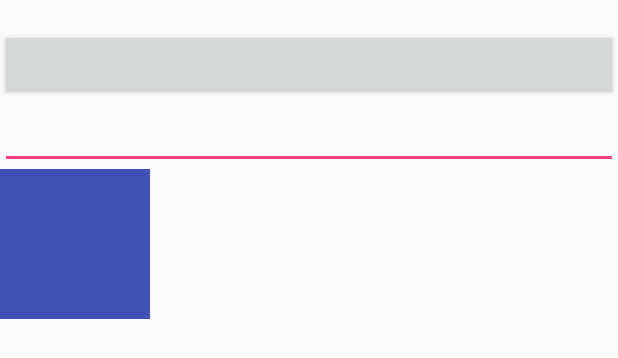
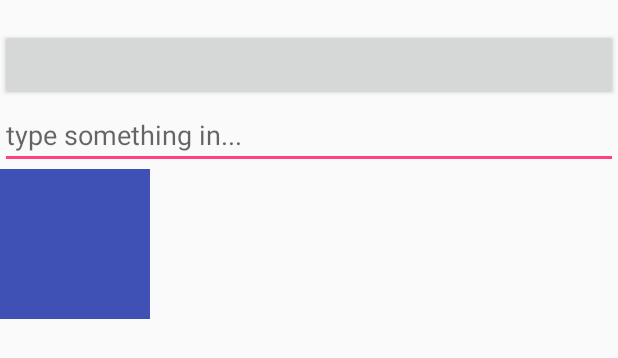
Before and after one commit to logerjoger/mvvm, an Android app: the layout activity_main.xml on its own in the app's theme, with its tools: preview values and no code run, on a phone screen of 412 x 824 dp. Shown: the top 358 px of the screen. Run offline under Robolectric (Android 15) with nearby library versions, the phone set to English and light mode, and no system bars.

```diff
--- a/app/src/main/java/com/example/swolfram/mymvvm/MainViewModel.java
+++ b/app/src/main/java/com/example/swolfram/mymvvm/MainViewModel.java
@@ -13,6 +13,7 @@ import android.widget.TextView;
 public class MainViewModel {
 
     public ObservableField<String> text = new ObservableField<>();
+    public String url = "http://www.google.de";
 
     public boolean isAdult = true;
 
--- a/app/src/main/java/com/example/swolfram/mymvvm/Presenter.java
+++ b/app/src/main/java/com/example/swolfram/mymvvm/Presenter.java
@@ -28,7 +28,6 @@ public class Presenter {
 
     @BindingAdapter({"bind:imageUrl", "bind:error"})
     public static void loadImage(ImageView view, String url, Drawable error) {
-        // FIXME: 27.02.18 will called every input on editText!
      //   Picasso.with(view.getContext()).load(url).error(error).into(view);
     }
 }
--- a/app/src/main/res/layout/activity_main.xml
+++ b/app/src/main/res/layout/activity_main.xml
@@ -1,5 +1,6 @@
 <?xml version="1.0" encoding="utf-8"?>
-<layout xmlns:android="http://schemas.android.com/apk/res/android"
+<layout xmlns:tools="http://schemas.android.com/tools"
+    xmlns:android="http://schemas.android.com/apk/res/android"
     xmlns:app="http://schemas.android.com/apk/res-auto">
     <data>
         <import type="android.view.View"/>
@@ -33,6 +34,8 @@
         android:onClick="@{(theView) -> handler.onClickView(theView, user)}"/>
 
     <EditText
+        android:hint="@string/input_text"
+        android:inputType="text"
         android:layout_width="match_parent"
         android:layout_height="wrap_content"
         android:text="@={user.text}"/>
@@ -41,9 +44,11 @@
         android:paddingLeft="@{100}"
         android:layout_height="100dp"
         android:layout_width="100dp"
-        app:imageUrl="@{user.text}"
+        app:imageUrl="@{user.url}"
         android:background="@color/colorPrimary"
-        app:error="@{@drawable/ic_launcher_background}"/>
+        app:error="@{@drawable/ic_launcher_background}"
+        android:contentDescription="@string/image_description"
+        tools:ignore="RtlHardcoded,RtlSymmetry"/>
 
 </LinearLayout>
 </layout>
--- a/app/src/main/res/values/strings.xml
+++ b/app/src/main/res/values/strings.xml
@@ -1,3 +1,5 @@
 <resources>
     <string name="app_name">My MVVM</string>
+    <string name="input_text">type something in...</string>
+    <string name="image_description">sampel_image</string>
 </resources>
```
